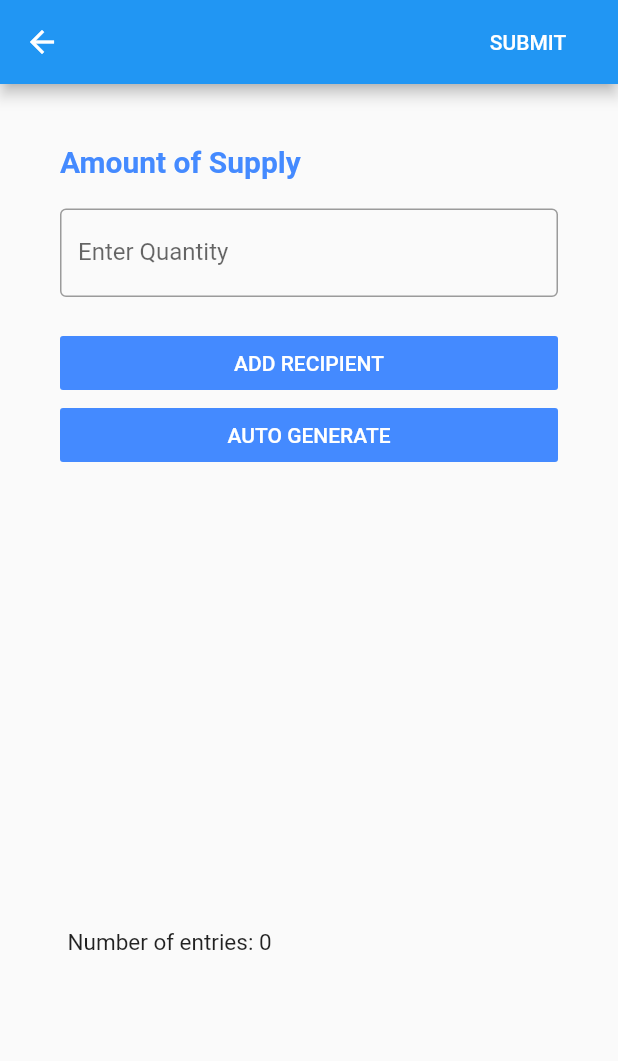
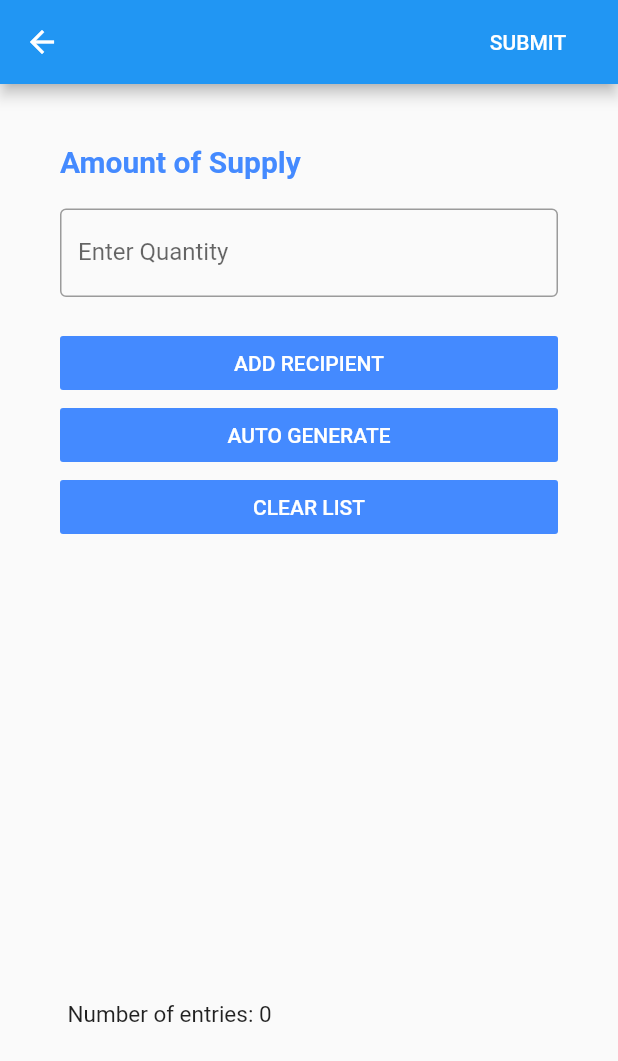
Before and after one commit to stewajos/team-justice-in-alloc, a Flutter app: the AllocationPage screen opened directly, on a phone screen of 412 x 824 dp. Shown: the top 1061 px of the screen. Run offline on Flutter 3.47's test engine with Material 2 defaults, Android fonts, the phone set to English and light mode, and no system bars; our stand-ins replace cloud_firestore; accounts and stored records are empty.

Commit message:
Added clear button
- Added a clear button to the allocation page which will clear the list when tapped.

```diff
--- a/lib/pages/allocation_page/allocation_page.dart
+++ b/lib/pages/allocation_page/allocation_page.dart
@@ -155,6 +155,16 @@ class _AllocationPageState extends State<AllocationPage> {
                   "AUTO GENERATE", style: TextStyle(color: Colors.white)),
               color: Colors.blueAccent,
             ),
+            FlatButton(
+              minWidth: 1000,
+              color: Colors.blueAccent,
+              child: Text("CLEAR LIST", style: TextStyle(color: Colors.white)),
+              onPressed: (){
+                setState(() {
+                  recipientList.clear();
+                });
+              },
+            ),
             Container(
               width: 1000,
               height: 300,
```
